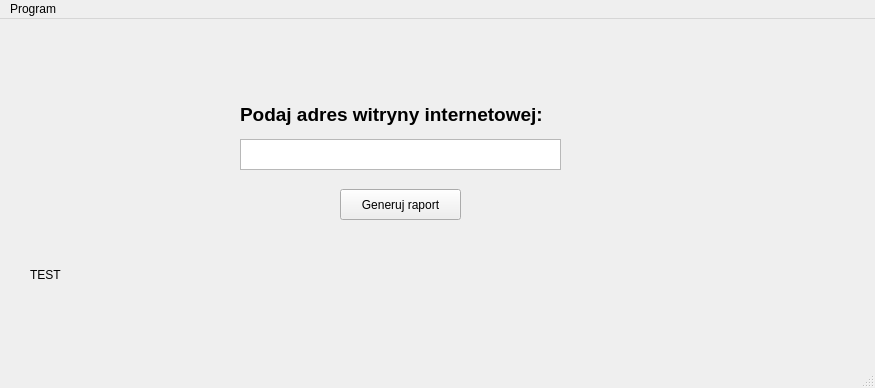
Qt form Menu/ui/menu.ui (Cielako/Projekt-Python) before a commit.
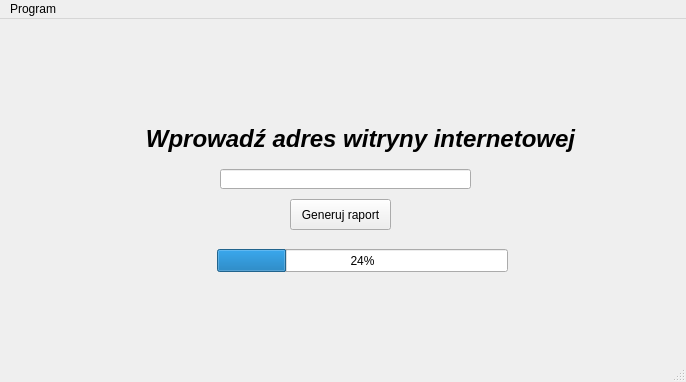
The same form after that commit.

```diff
--- a/Menu/ui/menu.ui
+++ b/Menu/ui/menu.ui
@@ -6,10 +6,16 @@
    <rect>
     <x>0</x>
     <y>0</y>
-    <width>875</width>
-    <height>388</height>
+    <width>686</width>
+    <height>382</height>
    </rect>
   </property>
+  <property name="maximumSize">
+   <size>
+    <width>686</width>
+    <height>16777215</height>
+   </size>
+  </property>
   <property name="windowTitle">
    <string>MainWindow</string>
   </property>
@@ -17,41 +23,12 @@
    <string>Informacje o programie</string>
   </property>
   <widget class="QWidget" name="centralwidget">
-   <widget class="QLabel" name="labelAddress">
-    <property name="geometry">
-     <rect>
-      <x>240</x>
-      <y>80</y>
-      <width>331</width>
-      <height>31</height>
-     </rect>
-    </property>
-    <property name="statusTip">
-     <string notr="true"/>
-    </property>
-    <property name="text">
-     <string>&lt;html&gt;&lt;head/&gt;&lt;body&gt;&lt;p&gt;&lt;span style=&quot; font-size:14pt; font-weight:600;&quot;&gt;Podaj adres witryny internetowej:&lt;/span&gt;&lt;/p&gt;&lt;/body&gt;&lt;/html&gt;</string>
-    </property>
-   </widget>
-   <widget class="QPlainTextEdit" name="inputAddress">
-    <property name="geometry">
-     <rect>
-      <x>240</x>
-      <y>120</y>
-      <width>321</width>
-      <height>31</height>
-     </rect>
-    </property>
-    <property name="statusTip">
-     <string notr="true"/>
-    </property>
-   </widget>
    <widget class="QPushButton" name="generateButton">
     <property name="geometry">
      <rect>
-      <x>340</x>
-      <y>170</y>
-      <width>121</width>
+      <x>290</x>
+      <y>180</y>
+      <width>101</width>
       <height>31</height>
      </rect>
     </property>
@@ -62,17 +39,43 @@
      <string>Generuj raport</string>
     </property>
    </widget>
-   <widget class="QLabel" name="test">
+   <widget class="QLineEdit" name="inputAddress">
     <property name="geometry">
      <rect>
-      <x>30</x>
-      <y>230</y>
+      <x>220</x>
+      <y>150</y>
       <width>251</width>
-      <height>51</height>
+      <height>20</height>
+     </rect>
+    </property>
+    <property name="statusTip">
+     <string>Wprowadź adres witryny internetowej, aby uzyskać informacje</string>
+    </property>
+   </widget>
+   <widget class="QLabel" name="labelAddress">
+    <property name="geometry">
+     <rect>
+      <x>120</x>
+      <y>100</y>
+      <width>481</width>
+      <height>41</height>
      </rect>
     </property>
     <property name="text">
-     <string>TEST</string>
+     <string>&lt;html&gt;&lt;head/&gt;&lt;body&gt;&lt;p align=&quot;center&quot;&gt;&lt;span style=&quot; font-size:18pt; font-weight:600; font-style:italic;&quot;&gt;Wprowadź adres witryny internetowej&lt;/span&gt;&lt;/p&gt;&lt;/body&gt;&lt;/html&gt;</string>
+    </property>
+   </widget>
+   <widget class="QProgressBar" name="progressBar">
+    <property name="geometry">
+     <rect>
+      <x>217</x>
+      <y>230</y>
+      <width>291</width>
+      <height>23</height>
+     </rect>
+    </property>
+    <property name="value">
+     <number>24</number>
     </property>
    </widget>
   </widget>
@@ -81,7 +84,7 @@
     <rect>
      <x>0</x>
      <y>0</y>
-     <width>875</width>
+     <width>686</width>
      <height>21</height>
     </rect>
    </property>
```
Left out of the diff: 31 changed lines with no effect on the pictures.
